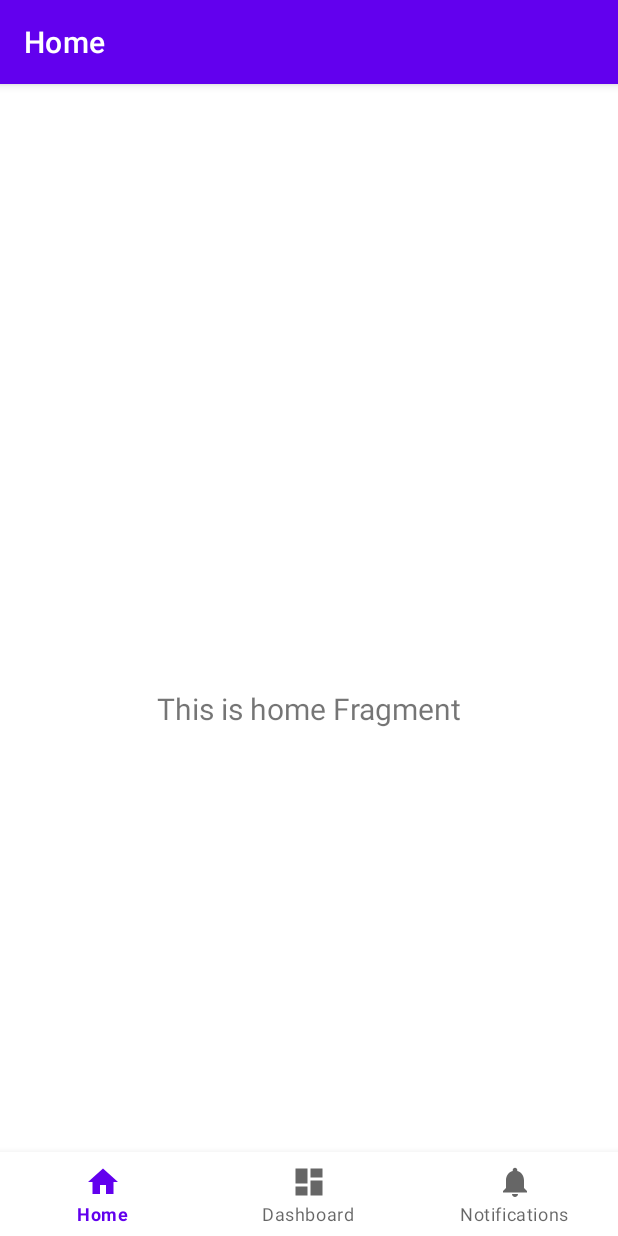
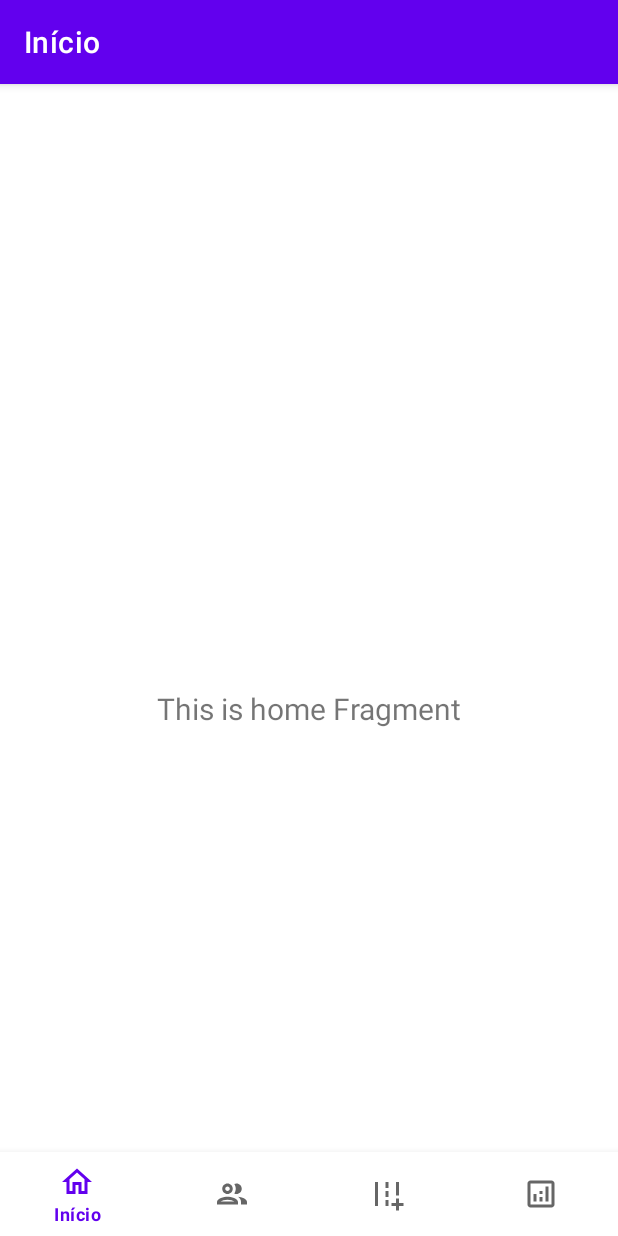
Before and after one commit to lunai-tech/mobile-platform, an Android app: the screen it shows after launch (MainActivity), on a phone screen of 412 x 824 dp. Run offline under Robolectric (Android 15) with nearby library versions, the phone set to English and light mode, and no system bars; our stand-ins replace navigation-ui.

Commit message:
feature/criando menu de navegação

```diff
--- a/app/src/main/java/com/example/mobile_platform/MainActivity.kt
+++ b/app/src/main/java/com/example/mobile_platform/MainActivity.kt
@@ -26,7 +26,7 @@ class MainActivity : AppCompatActivity() {
         // menu should be considered as top level destinations.
         val appBarConfiguration = AppBarConfiguration(
             setOf(
-                R.id.navigation_home, R.id.navigation_dashboard, R.id.navigation_notifications
+                R.id.navigation_home, R.id.navigation_experts, R.id.navigation_trilha, R.id.navigation_meu_negocio
             )
         )
         setupActionBarWithNavController(navController, appBarConfiguration)
--- a/app/src/main/res/drawable/ic_dashboard_black_24dp.xml
+++ /dev/null
@@ -1,9 +0,0 @@
-<vector xmlns:android="http://schemas.android.com/apk/res/android"
-    android:width="24dp"
-    android:height="24dp"
-    android:viewportWidth="24.0"
-    android:viewportHeight="24.0">
-    <path
-        android:fillColor="#FF000000"
-        android:pathData="M3,13h8L11,3L3,3v10zM3,21h8v-6L3,15v6zM13,21h8L21,11h-8v10zM13,3v6h8L21,3h-8z" />
-</vector>
--- a/app/src/main/res/drawable/ic_home_black_24dp.xml
+++ /dev/null
@@ -1,9 +0,0 @@
-<vector xmlns:android="http://schemas.android.com/apk/res/android"
-    android:width="24dp"
-    android:height="24dp"
-    android:viewportWidth="24.0"
-    android:viewportHeight="24.0">
-    <path
-        android:fillColor="#FF000000"
-        android:pathData="M10,20v-6h4v6h5v-8h3L12,3 2,12h3v8z" />
-</vector>
--- a/app/src/main/res/drawable/ic_notifications_black_24dp.xml
+++ /dev/null
@@ -1,9 +0,0 @@
-<vector xmlns:android="http://schemas.android.com/apk/res/android"
-    android:width="24dp"
-    android:height="24dp"
-    android:viewportWidth="24.0"
-    android:viewportHeight="24.0">
-    <path
-        android:fillColor="#FF000000"
-        android:pathData="M12,22c1.1,0 2,-0.9 2,-2h-4c0,1.1 0.89,2 2,2zM18,16v-5c0,-3.07 -1.64,-5.64 -4.5,-6.32L13.5,4c0,-0.83 -0.67,-1.5 -1.5,-1.5s-1.5,0.67 -1.5,1.5v0.68C7.63,5.36 6,7.92 6,11v5l-2,2v1h16v-1l-2,-2z" />
-</vector>
--- /dev/null
+++ b/app/src/main/res/drawable/ic_outline_add_road_24.xml
@@ -0,0 +1,25 @@
+<vector xmlns:android="http://schemas.android.com/apk/res/android"
+    android:width="24dp"
+    android:height="24dp"
+    android:viewportWidth="24"
+    android:viewportHeight="24"
+    android:tint="?attr/colorControlNormal">
+  <path
+      android:fillColor="@android:color/white"
+      android:pathData="M20,18l0,-3l-2,0l0,3l-3,0l0,2l3,0l0,3l2,0l0,-3l3,0l0,-2z"/>
+  <path
+      android:fillColor="@android:color/white"
+      android:pathData="M18,4h2v9h-2z"/>
+  <path
+      android:fillColor="@android:color/white"
+      android:pathData="M4,4h2v16h-2z"/>
+  <path
+      android:fillColor="@android:color/white"
+      android:pathData="M11,4h2v4h-2z"/>
+  <path
+      android:fillColor="@android:color/white"
+      android:pathData="M11,10h2v4h-2z"/>
+  <path
+      android:fillColor="@android:color/white"
+      android:pathData="M11,16h2v4h-2z"/>
+</vector>
--- /dev/null
+++ b/app/src/main/res/drawable/ic_outline_analytics_24.xml
@@ -0,0 +1,22 @@
+<vector xmlns:android="http://schemas.android.com/apk/res/android"
+    android:width="24dp"
+    android:height="24dp"
+    android:viewportWidth="24"
+    android:viewportHeight="24"
+    android:tint="?attr/colorControlNormal">
+  <path
+      android:fillColor="@android:color/white"
+      android:pathData="M19,3H5C3.9,3 3,3.9 3,5v14c0,1.1 0.9,2 2,2h14c1.1,0 2,-0.9 2,-2V5C21,3.9 20.1,3 19,3zM19,19H5V5h14V19z"/>
+  <path
+      android:fillColor="@android:color/white"
+      android:pathData="M7,12h2v5h-2z"/>
+  <path
+      android:fillColor="@android:color/white"
+      android:pathData="M15,7h2v10h-2z"/>
+  <path
+      android:fillColor="@android:color/white"
+      android:pathData="M11,14h2v3h-2z"/>
+  <path
+      android:fillColor="@android:color/white"
+      android:pathData="M11,10h2v2h-2z"/>
+</vector>
--- /dev/null
+++ b/app/src/main/res/drawable/ic_outline_home_24.xml
@@ -0,0 +1,10 @@
+<vector xmlns:android="http://schemas.android.com/apk/res/android"
+    android:width="24dp"
+    android:height="24dp"
+    android:viewportWidth="24"
+    android:viewportHeight="24"
+    android:tint="?attr/colorControlNormal">
+  <path
+      android:fillColor="@android:color/white"
+      android:pathData="M12,5.69l5,4.5V18h-2v-6H9v6H7v-7.81l5,-4.5M12,3L2,12h3v8h6v-6h2v6h6v-8h3L12,3z"/>
+</vector>
--- /dev/null
+++ b/app/src/main/res/drawable/ic_outline_people_24.xml
@@ -0,0 +1,10 @@
+<vector xmlns:android="http://schemas.android.com/apk/res/android"
+    android:width="24dp"
+    android:height="24dp"
+    android:viewportWidth="24"
+    android:viewportHeight="24"
+    android:tint="?attr/colorControlNormal">
+  <path
+      android:fillColor="@android:color/white"
+      android:pathData="M9,13.75c-2.34,0 -7,1.17 -7,3.5L2,19h14v-1.75c0,-2.33 -4.66,-3.5 -7,-3.5zM4.34,17c0.84,-0.58 2.87,-1.25 4.66,-1.25s3.82,0.67 4.66,1.25L4.34,17zM9,12c1.93,0 3.5,-1.57 3.5,-3.5S10.93,5 9,5 5.5,6.57 5.5,8.5 7.07,12 9,12zM9,7c0.83,0 1.5,0.67 1.5,1.5S9.83,10 9,10s-1.5,-0.67 -1.5,-1.5S8.17,7 9,7zM16.04,13.81c1.16,0.84 1.96,1.96 1.96,3.44L18,19h4v-1.75c0,-2.02 -3.5,-3.17 -5.96,-3.44zM15,12c1.93,0 3.5,-1.57 3.5,-3.5S16.93,5 15,5c-0.54,0 -1.04,0.13 -1.5,0.35 0.63,0.89 1,1.98 1,3.15s-0.37,2.26 -1,3.15c0.46,0.22 0.96,0.35 1.5,0.35z"/>
+</vector>
--- /dev/null
+++ b/app/src/main/res/layout/fragment_meu_negocio.xml
@@ -0,0 +1,22 @@
+<?xml version="1.0" encoding="utf-8"?>
+<androidx.constraintlayout.widget.ConstraintLayout xmlns:android="http://schemas.android.com/apk/res/android"
+    xmlns:app="http://schemas.android.com/apk/res-auto"
+    xmlns:tools="http://schemas.android.com/tools"
+    android:layout_width="match_parent"
+    android:layout_height="match_parent"
+    tools:context=".ui.home.HomeFragment">
+
+    <TextView
+        android:id="@+id/text_home"
+        android:layout_width="match_parent"
+        android:layout_height="wrap_content"
+        android:layout_marginStart="8dp"
+        android:layout_marginTop="8dp"
+        android:layout_marginEnd="8dp"
+        android:textAlignment="center"
+        android:textSize="20sp"
+        app:layout_constraintBottom_toBottomOf="parent"
+        app:layout_constraintEnd_toEndOf="parent"
+        app:layout_constraintStart_toStartOf="parent"
+        app:layout_constraintTop_toTopOf="parent" />
+</androidx.constraintlayout.widget.ConstraintLayout>
--- a/app/src/main/res/menu/bottom_nav_menu.xml
+++ b/app/src/main/res/menu/bottom_nav_menu.xml
@@ -3,17 +3,23 @@
 
     <item
         android:id="@+id/navigation_home"
-        android:icon="@drawable/ic_home_black_24dp"
+        android:icon="@drawable/ic_outline_home_24"
         android:title="@string/title_home" />
 
     <item
-        android:id="@+id/navigation_dashboard"
-        android:icon="@drawable/ic_dashboard_black_24dp"
-        android:title="@string/title_dashboard" />
+        android:id="@+id/navigation_experts"
+        android:icon="@drawable/ic_outline_people_24"
+        android:title="@string/title_experts" />
 
     <item
-        android:id="@+id/navigation_notifications"
-        android:icon="@drawable/ic_notifications_black_24dp"
-        android:title="@string/title_notifications" />
+        android:id="@+id/navigation_trilha"
+        android:icon="@drawable/ic_outline_add_road_24"
+        android:title="@string/title_trilha" />
+
+    <item
+        android:id="@+id/navigation_meu_negocio"
+        android:icon="@drawable/ic_outline_analytics_24"
+        android:title="@string/title_meu_negocio" />
+
 
 </menu>
--- a/app/src/main/res/navigation/mobile_navigation.xml
+++ b/app/src/main/res/navigation/mobile_navigation.xml
@@ -12,14 +12,20 @@
         tools:layout="@layout/fragment_home" />
 
     <fragment
-        android:id="@+id/navigation_dashboard"
+        android:id="@+id/navigation_experts"
         android:name="com.example.mobile_platform.ui.dashboard.DashboardFragment"
-        android:label="@string/title_dashboard"
+        android:label="@string/title_experts"
         tools:layout="@layout/fragment_dashboard" />
 
     <fragment
-        android:id="@+id/navigation_notifications"
+        android:id="@+id/navigation_trilha"
         android:name="com.example.mobile_platform.ui.notifications.NotificationsFragment"
-        android:label="@string/title_notifications"
+        android:label="@string/title_trilha"
+        tools:layout="@layout/fragment_notifications" />
+
+    <fragment
+        android:id="@+id/navigation_meu_negocio"
+        android:name="com.example.mobile_platform.ui.notifications.NotificationsFragment"
+        android:label="@string/title_meu_negocio"
         tools:layout="@layout/fragment_notifications" />
 </navigation>
--- a/app/src/main/res/values/strings.xml
+++ b/app/src/main/res/values/strings.xml
@@ -1,6 +1,7 @@
 <resources>
     <string name="app_name">mobile-platform</string>
-    <string name="title_home">Home</string>
-    <string name="title_dashboard">Dashboard</string>
-    <string name="title_notifications">Notifications</string>
+    <string name="title_home">Início</string>
+    <string name="title_experts">Experts</string>
+    <string name="title_trilha">Trilha</string>
+    <string name="title_meu_negocio">Meu Negócio</string>
 </resources>
```
